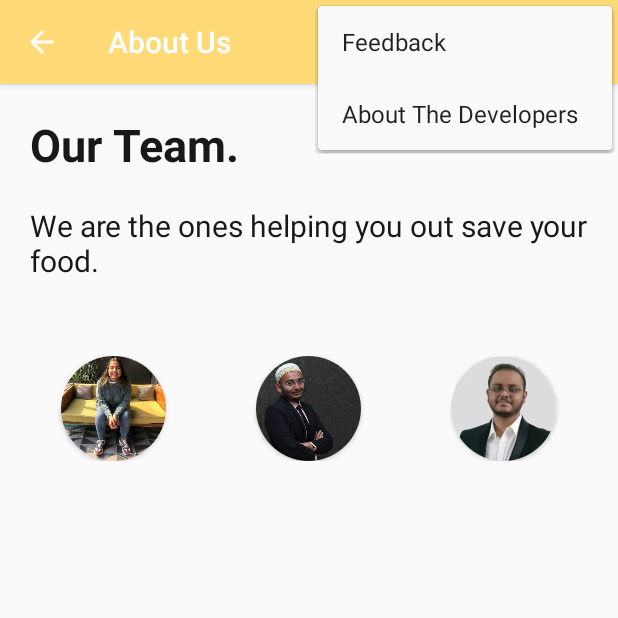
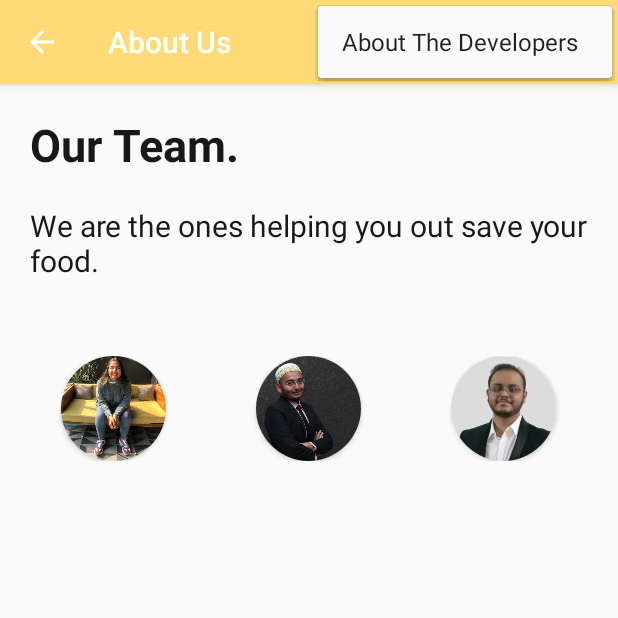
Before and after one commit to msriv/Digital-Pantry, an Android app: the AboutUs screen opened directly, with no data from a screen before it, with the options menu open, on a phone screen of 412 x 824 dp, the top half of it. Run offline under Robolectric (Android 15) with nearby library versions, the phone set to English and light mode, and no system bars.

Commit message:
:pencil: update

```diff
--- a/app/src/main/java/com/recipe/project/AboutUs.java
+++ b/app/src/main/java/com/recipe/project/AboutUs.java
@@ -94,10 +94,6 @@ public class AboutUs extends AppCompatActivity {
         int id = item.getItemId();
 
         //noinspection SimplifiableIfStatement
-        if (id == R.id.action_feedback) {
-            startActivity(new Intent(AboutUs.this, Feedback.class));
-            return true;
-        }
         if (id == R.id.action_about) {
             startActivity(new Intent(AboutUs.this, AboutUs.class));
             return true;
--- a/app/src/main/java/com/recipe/project/Feedback.java
+++ b/app/src/main/java/com/recipe/project/Feedback.java
@@ -71,10 +71,6 @@ public class Feedback extends AppCompatActivity {
         int id = item.getItemId();
 
         //noinspection SimplifiableIfStatement
-        if (id == R.id.action_feedback) {
-            startActivity(new Intent(Feedback.this, Feedback.class));
-            return true;
-        }
         if (id == R.id.action_about) {
             startActivity(new Intent(Feedback.this, AboutUs.class));
             return true;
--- a/app/src/main/java/com/recipe/project/Home.java
+++ b/app/src/main/java/com/recipe/project/Home.java
@@ -192,11 +192,6 @@ public class Home extends AppCompatActivity {
         // as you specify a parent activity in AndroidManifest.xml.
         int id = item.getItemId();
 
-        //noinspection SimplifiableIfStatement
-        if (id == R.id.action_feedback) {
-            startActivity(new Intent(Home.this, Feedback.class));
-            return true;
-        }
         if (id == R.id.action_about) {
             startActivity(new Intent(Home.this, AboutUs.class));
             return true;
--- a/app/src/main/java/com/recipe/project/MainActivity.java
+++ b/app/src/main/java/com/recipe/project/MainActivity.java
@@ -218,11 +218,6 @@ public class MainActivity extends AppCompatActivity {
         // as you specify a parent activity in AndroidManifest.xml.
         int id = item.getItemId();
 
-        //noinspection SimplifiableIfStatement
-        if (id == R.id.action_feedback) {
-            startActivity(new Intent(MainActivity.this, Feedback.class));
-            return true;
-        }
         if (id == R.id.action_about) {
             startActivity(new Intent(MainActivity.this, AboutUs.class));
             return true;
--- a/app/src/main/res/menu/menu_main.xml
+++ b/app/src/main/res/menu/menu_main.xml
@@ -2,11 +2,6 @@
     xmlns:app="http://schemas.android.com/apk/res-auto"
     xmlns:tools="http://schemas.android.com/tools"
     tools:context="com.example.sarthak.moneymanager.MainActivity">
-    <item
-        android:id="@+id/action_feedback"
-        android:orderInCategory="100"
-        android:title="Feedback"
-        app:showAsAction="never" />
     <item
         android:id="@+id/action_about"
         android:orderInCategory="100"
```
